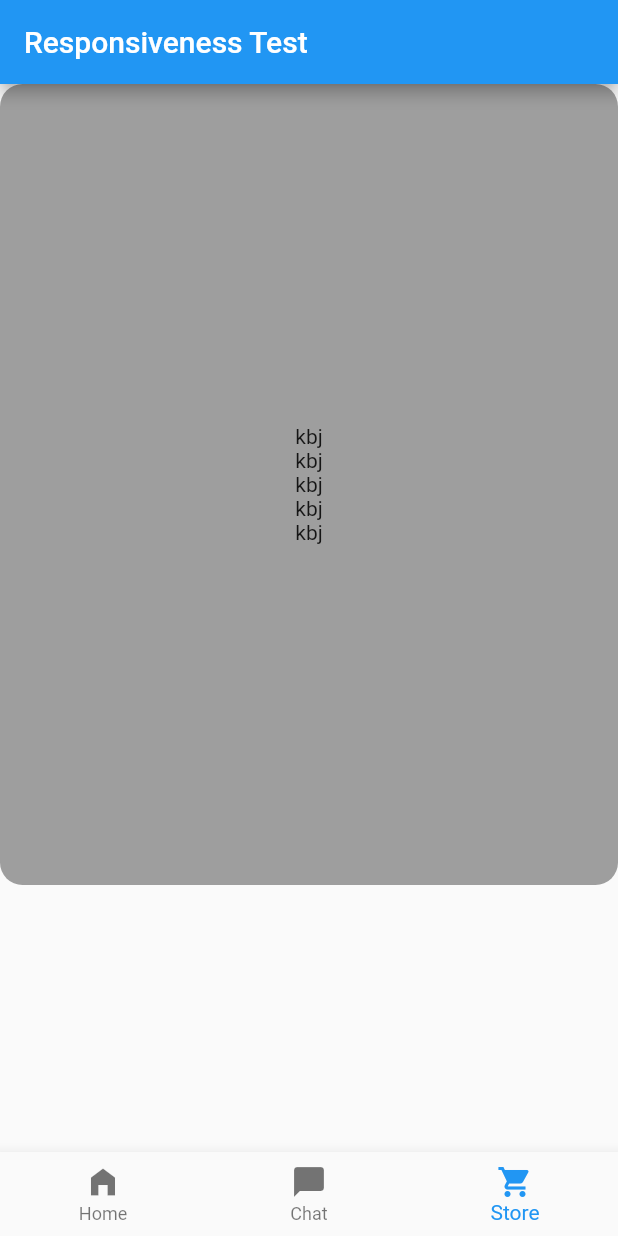
After one commit to adigunjohn/responsiveness-test, a Flutter app: the screen it shows after launch, item 3 of the bottom bar chosen, on a phone screen of 412 x 824 dp. The commit adds this screen. Run offline on Flutter 3.47's test engine with Material 2 defaults, Android fonts, the phone set to English and light mode, and no system bars.

Commit message:
initial commit

```diff
--- /dev/null
+++ b/lib/another_testscreen.dart
@@ -0,0 +1,38 @@
+import 'package:flutter/material.dart';
+
+class AnotherScreen extends StatelessWidget {
+  const AnotherScreen({Key? key}) : super(key: key);
+
+  @override
+  Widget build(BuildContext context) {
+    return Scaffold(
+      appBar: AppBar(title: Text('Responsiveness Test'),),
+      body: SafeArea(
+        child: FractionallySizedBox(
+          heightFactor: 0.75,
+          widthFactor: 1,
+          child: Container(
+            // width: MediaQuery.of(context).size.width - 10,
+            // height: 550,
+            // width: 400,
+            child: Column(
+              mainAxisAlignment: MainAxisAlignment.center,
+              children: [
+                //padding: const EdgeInsets.symmetric(horizontal: 190,vertical: 228),
+                Text('kbj'),
+                Text('kbj'),
+                Text('kbj'),
+                Text('kbj'),
+                Text('kbj'),
+              ],
+            ),
+            decoration: BoxDecoration(
+                borderRadius: BorderRadius.circular(15.0),
+                color: Colors.grey
+            ),
+          ),
+        ),
+      ),
+    );
+  }
+}
--- a/lib/navigation_screen.dart
+++ b/lib/navigation_screen.dart
@@ -1,6 +1,8 @@
 import 'package:flutter/material.dart';
 import 'package:responsiveness_test/test_screen.dart';
 import 'package:responsiveness_test/test_screen2.dart';
+
+import 'another_testscreen.dart';
 
 class NavigationScreen extends StatefulWidget {
 
@@ -19,6 +21,7 @@ class _NavigationScreenState extends State<NavigationScreen> {
         children: const [
           TestScreen(),
           TestScreenSec(),
+          AnotherScreen(),
         ],
       ),
       bottomNavigationBar: BottomNavigationBar(
@@ -30,7 +33,8 @@ class _NavigationScreenState extends State<NavigationScreen> {
         },
         items: [
           BottomNavigationBarItem(icon: Icon(Icons.home_filled), label: 'Home'),
-          BottomNavigationBarItem(icon: Icon(Icons.chat_bubble_rounded), label: 'Chat')
+          BottomNavigationBarItem(icon: Icon(Icons.chat_bubble_rounded), label: 'Chat'),
+          BottomNavigationBarItem(icon: Icon(Icons.shopping_cart), label: 'Store')
         ],
       ),
     );
```
